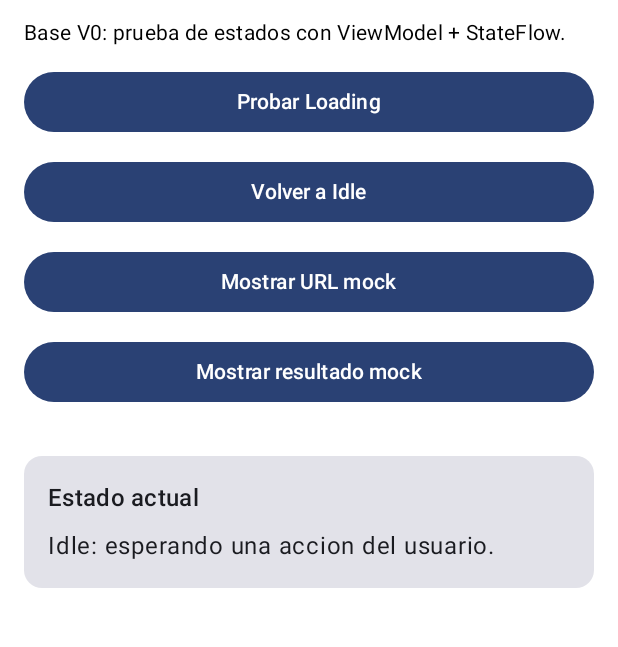
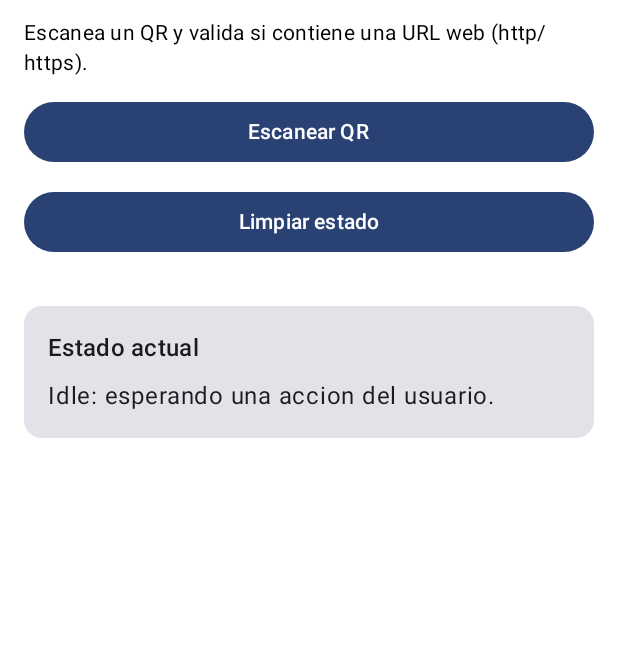
Before and after one commit to Carolinatxt/AnalizadorSeguridadQR, an Android app built with Jetpack Compose: the @Preview function MainScreenPreview, on a phone screen of 412 x 824 dp, the part 72-719 px from its top. Run offline under Robolectric (Android 15) with nearby library versions, the light colour scheme and no system bars.

Commit message:
feat: integrar escaneo QR y precomprobación funcional ligera en Android

```diff
--- a/android/app/build.gradle.kts
+++ b/android/app/build.gradle.kts
@@ -50,6 +50,7 @@ dependencies {
     implementation(libs.androidx.compose.ui.graphics)
     implementation(libs.androidx.compose.ui.tooling.preview)
     implementation(libs.androidx.compose.material3)
+    implementation(libs.google.play.services.code.scanner)
     testImplementation(libs.junit)
     androidTestImplementation(libs.androidx.junit)
     androidTestImplementation(libs.androidx.espresso.core)
--- a/android/app/src/main/java/com/carolina/analizadorseguridadqr/ui/screen/MainScreen.kt
+++ b/android/app/src/main/java/com/carolina/analizadorseguridadqr/ui/screen/MainScreen.kt
@@ -23,10 +23,8 @@ import com.carolina.analizadorseguridadqr.ui.theme.AnalizadorSeguridadQRTheme
 @Composable
 fun MainScreen(
     uiState: ScanUiState,
-    onShowLoading: () -> Unit,
+    onStartScan: () -> Unit,
     onShowIdle: () -> Unit,
-    onShowMockReadyUrl: () -> Unit,
-    onShowMockResult: () -> Unit,
 ) {
     // Layout simple en columna para mantener el codigo facil de seguir.
     Column(
@@ -41,37 +39,22 @@ fun MainScreen(
         )
 
         Text(
-            text = "Base V0: prueba de estados con ViewModel + StateFlow.",
+            text = "Escanea un QR y valida si contiene una URL web (http/https).",
             style = MaterialTheme.typography.bodyMedium,
         )
 
         Button(
-            onClick = onShowLoading,
+            onClick = onStartScan,
             modifier = Modifier.fillMaxWidth(),
         ) {
-            // Boton temporal para simular que se inicia un proceso.
-            Text("Probar Loading")
+            Text("Escanear QR")
         }
 
         Button(
             onClick = onShowIdle,
             modifier = Modifier.fillMaxWidth(),
         ) {
-            Text("Volver a Idle")
-        }
-
-        Button(
-            onClick = onShowMockReadyUrl,
-            modifier = Modifier.fillMaxWidth(),
-        ) {
-            Text("Mostrar URL mock")
-        }
-
-        Button(
-            onClick = onShowMockResult,
-            modifier = Modifier.fillMaxWidth(),
-        ) {
-            Text("Mostrar resultado mock")
+            Text("Limpiar estado")
         }
 
         Spacer(modifier = Modifier.height(8.dp))
@@ -103,11 +86,13 @@ private fun StateContent(uiState: ScanUiState) {
         }
 
         is ScanUiState.NotAWebUrl -> {
-            Text("URL no web: ${uiState.message}")
+            Text("No se puede analizar este QR.")
+            Text(uiState.message)
         }
 
         is ScanUiState.ReadyToAnalyze -> {
-            Text("Lista para analizar: ${uiState.url}")
+            Text("URL detectada y lista para analizar:")
+            Text(uiState.url)
         }
 
         is ScanUiState.AnalysisResult -> {
@@ -128,10 +113,8 @@ private fun MainScreenPreview() {
     AnalizadorSeguridadQRTheme {
         MainScreen(
             uiState = ScanUiState.Idle,
-            onShowLoading = {},
+            onStartScan = {},
             onShowIdle = {},
-            onShowMockReadyUrl = {},
-            onShowMockResult = {},
         )
     }
 }
--- a/android/gradle/libs.versions.toml
+++ b/android/gradle/libs.versions.toml
@@ -8,6 +8,7 @@ espressoCore = "3.7.0"
 lifecycleRuntimeKtx = "2.6.1"
 activityCompose = "1.11.0"
 composeBom = "2024.09.00"
+playServicesCodeScanner = "16.1.0"
 
 [libraries]
 androidx-core-ktx = { group = "androidx.core", name = "core-ktx", version.ref = "coreKtx" }
@@ -24,6 +25,7 @@ androidx-compose-ui-tooling-preview = { group = "androidx.compose.ui", name = "u
 androidx-compose-ui-test-manifest = { group = "androidx.compose.ui", name = "ui-test-manifest" }
 androidx-compose-ui-test-junit4 = { group = "androidx.compose.ui", name = "ui-test-junit4" }
 androidx-compose-material3 = { group = "androidx.compose.material3", name = "material3" }
+google-play-services-code-scanner = { group = "com.google.android.gms", name = "play-services-code-scanner", version.ref = "playServicesCodeScanner" }
 
 [plugins]
 android-application = { id = "com.android.application", version.ref = "agp" }
```
Also changed, not shown: android/app/src/main/java/com/carolina/analizadorseguridadqr/MainActivity.kt (+37 -3 lines), android/app/src/main/java/com/carolina/analizadorseguridadqr/viewmodel/MainViewModel.kt (+27 -16 lines).
